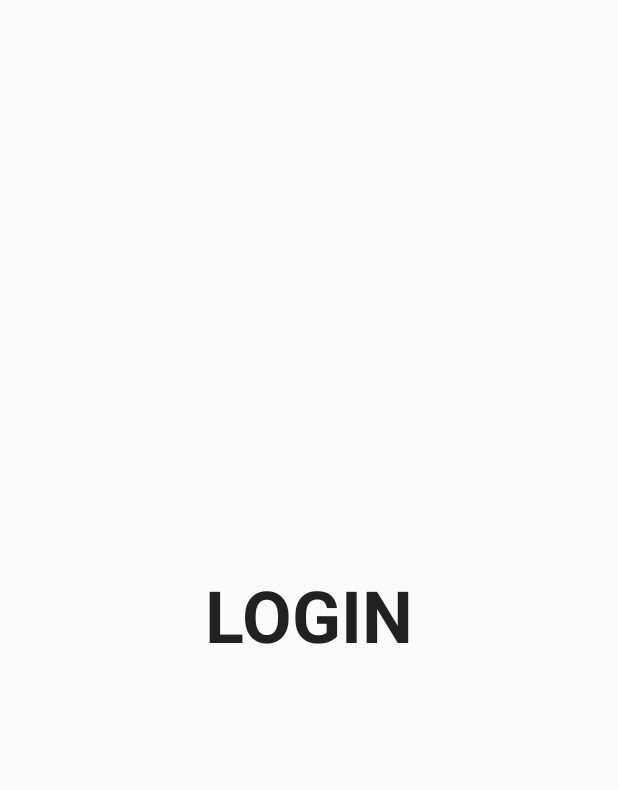
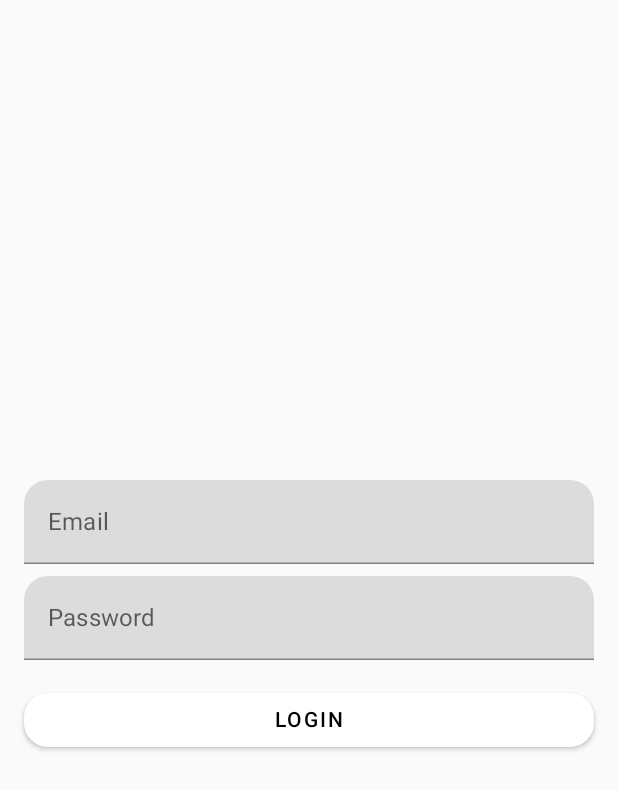
Before and after one commit to alexandraion22/LifeInMotion_phone_app, an Android app built with Jetpack Compose: the AuthScreen screen opened through its navigation route, on a phone screen of 412 x 824 dp. Shown: the top 790 px of the screen. Run offline under Robolectric (Android 15) with nearby library versions, the phone set to English and light mode, and no system bars; our stand-ins replace Firebase (no records; nobody signed in at launch, a user with empty details on screens opened directly).

Commit message:
Added login and check if logged in at start

```diff
--- a/app/src/main/java/com/example/healthapp/MainActivity.kt
+++ b/app/src/main/java/com/example/healthapp/MainActivity.kt
@@ -1,18 +1,36 @@
 package com.example.healthapp
 
 import android.os.Bundle
+import android.util.Log
 import androidx.activity.ComponentActivity
 import androidx.activity.compose.setContent
+import androidx.compose.runtime.LaunchedEffect
+import androidx.compose.runtime.mutableStateOf
+import androidx.compose.runtime.remember
+import androidx.compose.runtime.rememberCoroutineScope
 import androidx.navigation.compose.rememberNavController
 import com.example.healthapp.graphs.RootNavigationGraph
 import com.example.healthapp.ui.theme.HealthAppTheme
+import com.google.firebase.auth.FirebaseAuth
+import kotlinx.coroutines.Dispatchers
+import kotlinx.coroutines.launch
 
 class MainActivity : ComponentActivity() {
     override fun onCreate(savedInstanceState: Bundle?) {
         super.onCreate(savedInstanceState)
         setContent {
             HealthAppTheme {
-                RootNavigationGraph(navController = rememberNavController())
+                val isUserAuthenticated = remember { mutableStateOf(false) }
+                val scope = rememberCoroutineScope()
+                Log.d("TAG","1")
+                LaunchedEffect(Unit) {
+                    scope.launch(Dispatchers.IO) {
+                        val currentUser = FirebaseAuth.getInstance().currentUser
+                        isUserAuthenticated.value = currentUser != null
+                    }
+                }
+
+                RootNavigationGraph(navController = rememberNavController(), isUserAuthenticated = isUserAuthenticated.value)
             }
         }
     }
--- a/app/src/main/java/com/example/healthapp/graphs/AuthNavGraph.kt
+++ b/app/src/main/java/com/example/healthapp/graphs/AuthNavGraph.kt
@@ -18,13 +18,7 @@ fun AuthNavGraph(navController: NavHostController) {
     ) {
         composable(route = "LOGIN") {
             LoginContent(
-                onClick = {
-                    navController.navigate(Graph.HOME) {
-                        popUpTo(navController.graph.id){
-                            inclusive = true
-                        }
-                    }
-                }
+                navController = navController
             )
         }
         composable(route = Graph.HOME) {
--- a/app/src/main/java/com/example/healthapp/graphs/RootNavGraph.kt
+++ b/app/src/main/java/com/example/healthapp/graphs/RootNavGraph.kt
@@ -1,28 +1,33 @@
 package com.example.healthapp.graphs
 
+import android.util.Log
 import androidx.compose.runtime.Composable
 import androidx.navigation.NavHostController
 import androidx.navigation.compose.NavHost
 import androidx.navigation.compose.composable
 import androidx.navigation.navigation
+import com.example.healthapp.BottomBarScreen
 import com.example.healthapp.screens.home.AuthScreen
 import com.example.healthapp.screens.home.HomeScreen
 
 @Composable
-fun RootNavigationGraph(navController: NavHostController) {
+fun RootNavigationGraph(navController: NavHostController, isUserAuthenticated: Boolean) {
+    Log.d("TAG","2")
     NavHost(
         navController = navController,
-        route = Graph.ROOT,
-        startDestination = Graph.AUTHENTICATION
+        startDestination = if (isUserAuthenticated) Graph.HOME else Graph.AUTHENTICATION
     ) {
-        // init navigation
+        // Authentication graph
         navigation(route = Graph.AUTHENTICATION, startDestination = "LOGIN") {
             composable(route = "LOGIN") {
                 AuthScreen()
             }
         }
-        composable(route = Graph.HOME) {
-            HomeScreen(navController)
+        // Home graph
+        navigation(route = Graph.HOME, startDestination = BottomBarScreen.Home.route) {
+            composable(route = BottomBarScreen.Home.route) {
+                HomeScreen()
+            }
         }
     }
 }
--- a/app/src/main/java/com/example/healthapp/screens/LoginContent.kt
+++ b/app/src/main/java/com/example/healthapp/screens/LoginContent.kt
@@ -1,30 +1,88 @@
 package com.example.healthapp.screens
 
+import android.util.Log
+import android.widget.Toast
 import androidx.compose.foundation.clickable
-import androidx.compose.foundation.layout.Arrangement
-import androidx.compose.foundation.layout.Column
-import androidx.compose.foundation.layout.fillMaxSize
-import androidx.compose.material.MaterialTheme
-import androidx.compose.material.Text
-import androidx.compose.runtime.Composable
+import androidx.compose.foundation.layout.*
+import androidx.compose.material.*
+import androidx.compose.runtime.*
 import androidx.compose.ui.Alignment
 import androidx.compose.ui.Modifier
+import androidx.compose.ui.platform.LocalContext
 import androidx.compose.ui.text.font.FontWeight
+import androidx.compose.ui.text.input.PasswordVisualTransformation
+import androidx.compose.ui.tooling.preview.Preview
+import androidx.compose.ui.unit.dp
+import androidx.navigation.NavHostController
+import com.example.healthapp.graphs.Graph
+import com.google.firebase.auth.FirebaseAuth
 
 @Composable
 fun LoginContent(
-    onClick: () -> Unit
+    navController: NavHostController
 ) {
+    var email by remember { mutableStateOf("") }
+    var password by remember { mutableStateOf("") }
+    var errorMessage by remember { mutableStateOf<String?>(null) }
+
+    val auth = FirebaseAuth.getInstance()
+
+    fun loginUser(email: String, password: String) {
+        auth.signInWithEmailAndPassword(email, password)
+            .addOnCompleteListener { task ->
+                if (task.isSuccessful) {
+                    // Login successful
+                    val user = auth.currentUser
+                    navController.navigate(Graph.HOME) {
+                        popUpTo(navController.graph.id) {
+                            inclusive = true
+                        }
+                    }
+                } else {
+                    // Login failed
+                    errorMessage = task.exception?.message
+                    Log.w("Login", "signInWithEmail:failure", task.exception)
+                }
+            }
+    }
+
     Column(
-        modifier = Modifier.fillMaxSize(),
+        modifier = Modifier
+            .fillMaxSize()
+            .padding(16.dp),
         verticalArrangement = Arrangement.Center,
         horizontalAlignment = Alignment.CenterHorizontally
     ) {
-        Text(
-            modifier = Modifier.clickable { onClick() },
-            text = "LOGIN",
-            fontSize = MaterialTheme.typography.h3.fontSize,
-            fontWeight = FontWeight.Bold
+        TextField(
+            value = email,
+            onValueChange = { email = it },
+            label = { Text("Email") },
+            modifier = Modifier.fillMaxWidth()
         )
+        Spacer(modifier = Modifier.height(8.dp))
+        TextField(
+            value = password,
+            onValueChange = { password = it },
+            label = { Text("Password") },
+            modifier = Modifier.fillMaxWidth(),
+            visualTransformation = PasswordVisualTransformation()
+        )
+        Spacer(modifier = Modifier.height(16.dp))
+        Button(
+            onClick = {
+                loginUser(email, password)
+            },
+            modifier = Modifier.fillMaxWidth()
+        ) {
+            Text("LOGIN")
+        }
+        errorMessage?.let {
+            Spacer(modifier = Modifier.height(8.dp))
+            Text(
+                text = it,
+                color = MaterialTheme.colors.error,
+                modifier = Modifier.align(Alignment.CenterHorizontally)
+            )
+        }
     }
 }
--- a/app/src/main/java/com/example/healthapp/screens/home/HomeScreen.kt
+++ b/app/src/main/java/com/example/healthapp/screens/home/HomeScreen.kt
@@ -1,5 +1,6 @@
 package com.example.healthapp.screens.home
 
+import android.annotation.SuppressLint
 import android.util.Log
 import androidx.compose.foundation.background
 import androidx.compose.foundation.layout.*
@@ -26,7 +27,9 @@ import androidx.compose.ui.res.painterResource
 import com.example.healthapp.R
 import com.example.healthapp.graphs.Graph
 import com.example.healthapp.screens.crop
+import com.google.firebase.auth.FirebaseAuth
 
+@SuppressLint("UnusedMaterialScaffoldPaddingParameter")
 @Composable
 fun HomeScreen(navController: NavHostController = rememberNavController()) {
     Scaffold(
@@ -83,6 +86,7 @@ fun TopBar(navController: NavHostController = rememberNavController()) {
                             Divider()
                             DropdownMenuItem(
                                 onClick = {
+                                    FirebaseAuth.getInstance().signOut()
                                     navController.navigate(Graph.AUTHENTICATION) {
                                         popUpTo(navController.graph.id){
                                             inclusive = true
```
